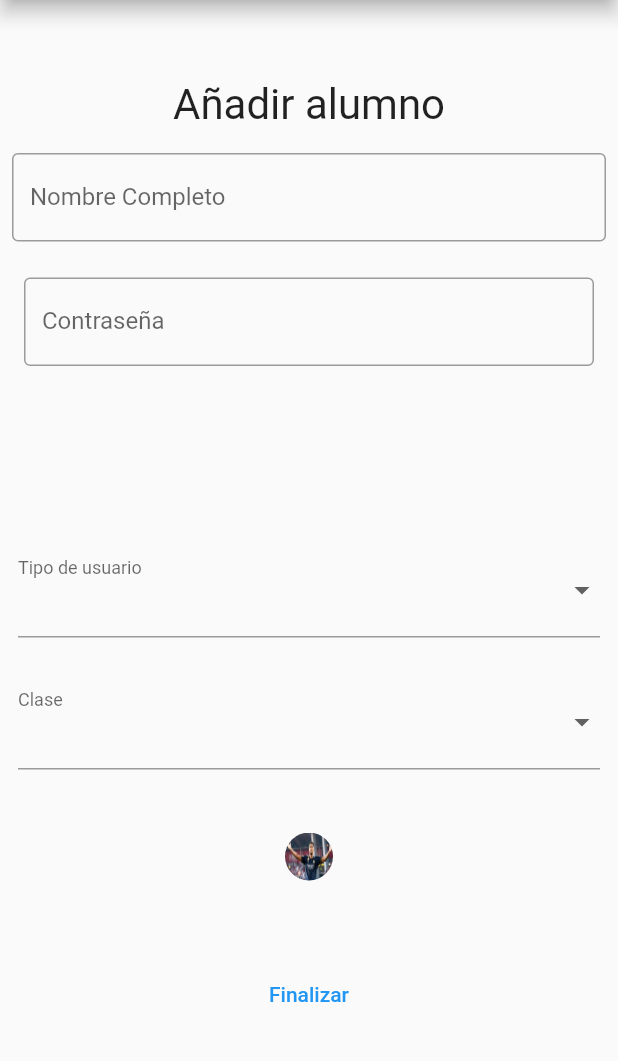
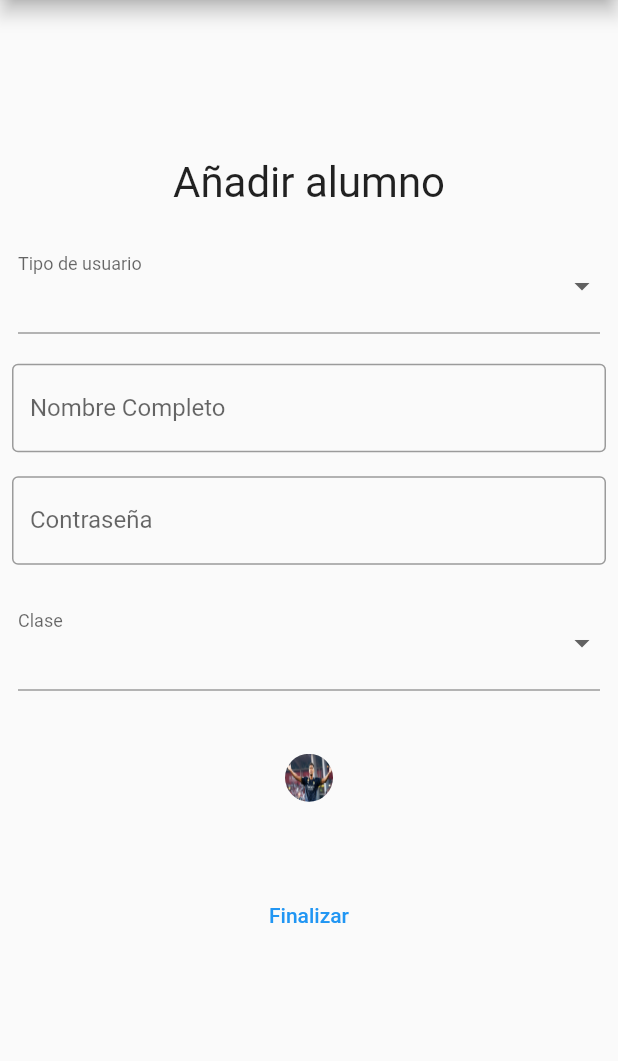
Before and after one commit to Los-Galacticos-de-Montepinar/Appcesible, a Flutter app: the screen it shows after launch, after a tap on "Añadir Alumno", on a phone screen of 412 x 824 dp, the part 105-1166 px from its top. Run offline on Flutter 3.47's test engine with Material 2 defaults, Android fonts, the phone set to English and light mode, and no system bars; our stand-ins replace flutter_screenutil, image_picker, responsive_builder, shared_preferences; missing offline and left inert: pointycastle; network calls fail.

Commit message:
user form connected to server except content type

```diff
--- /dev/null
+++ b/devtools_options.yaml
@@ -0,0 +1 @@
+extensions:
--- a/lib/models/user_model.dart
+++ b/lib/models/user_model.dart
@@ -2,13 +2,13 @@ class UserModel {
   int id;
 
   // Login information
-  final String userName;
-  //final String _passwd;
+  String userName;
+  //String _passwd;
 
   // Profile information
-  final int idProfileImg;
-  final int userType;
-  final int idClass;
+  int idProfileImg;
+  int userType;
+  int idClass;
 
   // Constructor
   UserModel({
--- a/lib/screens/formulario_usuarios.dart
+++ b/lib/screens/formulario_usuarios.dart
@@ -6,46 +6,97 @@ import 'package:appcesible/widgets/local_photo.dart';
 import 'package:appcesible/models/user_model.dart';
 
 /// Esto es una plantilla, para que sea la de añadir alumno, le pasais argumentos vacios, es decir, llamais al constructor
-/// FormularioAlumnos("","","",{},[],,"")
+/// FormularioAlumnos('','','',{},[],,'')
 /// si quereis editar,
-/// FormularioAlumnos("Titulo","Nombre","Contraseña",{mapa con el tipo de contenido},[lista de clases],indice
-/// de la clase a la que pertenece el alumnno,"enlace de la foto del alumno")
+/// FormularioAlumnos('Titulo','Nombre','Contraseña',{mapa con el tipo de contenido},[lista de clases],indice
+/// de la clase a la que pertenece el alumnno,'enlace de la foto del alumno')
 ///
 /// El mapa es basicamente, si tenemos como tipos de contenido audio, texto y pictogramas, y el alumno solo usa el texto,
-/// su mapa será {"Audio":false,"Pictogramas":false,"Texto":true}, el índice es dentro de la lista que le pasamos,
-/// la lista de clases es ["3A","2A","1A"] y el alumno esta en 2A, el indice que pasamos es 1
+/// su mapa será {'Audio':false,'Pictogramas':false,'Texto':true}, el índice es dentro de la lista que le pasamos,
+/// la lista de clases es ['3A','2A','1A'] y el alumno esta en 2A, el indice que pasamos es 1
 
 void main() {
   runApp(
     const MaterialApp(
-      home: FormularioUsuarios("Añadir usuario",-1),
+      home: FormularioUsuarios('Añadir usuario',-1),
     ));
 }
 
 class FormularioUsuarios extends StatefulWidget {
   final String title;
   final int id;
-  const FormularioUsuarios(this.title , this.id,{super.key});
+  const FormularioUsuarios(this.title, this.id,{super.key});
 
   @override
   FormularioAlumnosState createState() => FormularioAlumnosState();
 }
 
 class FormularioAlumnosState extends State<FormularioUsuarios> {
-
-  Map<String,bool> content = {};
-  List<String> classes = [];
-  int classIndex = -1;
-  String choosedTypes = '';
-  List<String> userTypes=[];
-  int userT=-1;
-  bool firstExe=true;
-  bool show=false;
-  bool picto=false;
-  DecorationImage picture=const DecorationImage(image: AssetImage('assets/images/addPicture.png'), fit: BoxFit.fill);
+  Function actionCall = (){};
+  UserModel user = UserModel(
+    id: -1,
+    userName: '',
+    idProfileImg: -1,
+    userType: 0,
+    idClass: 0
+  );
 
   TextEditingController nameController = TextEditingController();
   TextEditingController passwdController = TextEditingController();
+
+  Map<String,bool> content = {'Texto':false,'Audio':false,'Imagenes':false};
+  final List<String> classes = ['','1A','2A','3A'];
+  final List<String> userTypes = ['','Profesor','Estudiante','Administrador'];
+
+  int classIndex = 0;
+  String choosedTypes = '';
+
+  //bool firstExe=true;
+  bool show=false;
+  bool picto=false;
+
+  DecorationImage picture=const DecorationImage(
+    image: AssetImage('assets/images/addPicture.png'),
+    fit: BoxFit.fill
+  );
+
+  @override
+  void initState() {
+    super.initState();
+
+    actionCall = (widget.id == -1) ? createUser : updateUser;
+
+    if (widget.id!=-1) {
+      user.id = widget.id;
+
+      getUserFromId(user.id).then((value) {
+        user = value;
+        updateData(user.userName, {'Texto':false, 'Audio':false, 'Imagenes':false});
+      })
+      .catchError((e) { throw Exception(e); });
+    }
+  }
+
+  void updateData(String uPass, Map<String, bool> contentType) {
+    setState(() {
+      nameController = TextEditingController(text: user.userName);
+      passwdController = TextEditingController(text: uPass);
+
+      content = contentType;
+
+      if (user.idClass!=-1 && classes.contains('')) {
+        classes.remove('');
+      }
+      if(user.userType!=-1 && userTypes.contains('')) {
+        userTypes.remove('');
+      }
+
+      show = userTypes[user.userType]=='Estudiante';
+      content.forEach((key, value) {
+        if(value) choosedTypes+=' $key ';
+      });
+    });
+  }
 
   @override
   void dispose () {
@@ -56,7 +107,7 @@ class FormularioAlumnosState extends State<FormularioUsuarios> {
   }
 
   Widget passwdPic(){
-    Image ejemplo=Image.asset("assets/images/addPicture.png");
+    Image ejemplo=Image.asset('assets/images/addPicture.png');
     return ejemplo;
   }
 
@@ -84,14 +135,14 @@ class FormularioAlumnosState extends State<FormularioUsuarios> {
               });
             },
           ),
-        const Text("Contraseña con pictogramas")
+        const Text('Contraseña con pictogramas')
       ],
     );
   }
 
   Widget contentW(BuildContext context){
     return Column(
-      children: [ Padding(
+      children: [Padding(
           padding: const EdgeInsets.all(12),
           child: Text('Seleccionados: $choosedTypes'),
         ),
@@ -124,66 +175,17 @@ class FormularioAlumnosState extends State<FormularioUsuarios> {
           ),
         ),
       ],
-      )
-    ;
+    );
   }
 
   @override
   Widget build(BuildContext context){
-    final screenHeight = MediaQuery.of(context).size.height;
+    Image defaultImage=Image.asset('assets/images/addPicture.png');
+    //Map<String,bool> content;
 
-    const heightPercentage = 0.12;
-    final heightTitle = screenHeight * heightPercentage;
-
-    Function upload;
-    int id=widget.id;
-    UserModel user=UserModel(id: id, userName: "", idProfileImg: -1, userType: -1, idClass: -1);
-
-    Image defaultImage=Image.asset("assets/images/addPicture.png");
-
-    if(id==-1){
-      upload=createUser;
-    }else{
-      upload=updateUser;
-
-      getUserFromId(id).then((value) => {user = value})
-      .catchError((e)=>{throw Exception(e)});
-    }
-
-    Map<String,bool> content;
-
-    if(firstExe){
-
-      nameController = TextEditingController(text: user.userName);
-
-      passwdController = TextEditingController(text: "");
-
-      content={"Texto":false,"Audio":false,"Imagenes":false};
-
-      classIndex=user.idClass;
-      if(classIndex==-1){
-        classes.add('');
-        classes.addAll(["1A","2A","3A"]);
-        classIndex=0;
-        upload=createUser;
-      }else{
-        classes=["1A","2A","3A"];
-        upload=updateUser;
-      }
-
-      userT=user.userType;
-      if(userT==-1){
-        userT=0;
-        userTypes.add("");
-      }
-      userTypes.addAll(["Profesor","Estudiante","Administrador"]);
-
-      show=userTypes[userT]=="Estudiante";
-
-      content.forEach((key, value) {if(value) choosedTypes+=' $key ';});
-
-      firstExe=false;
-    }
+    //if(firstExe) {
+    //  updateData(user.userName, '', user.userType, user.idClass);
+    //}
 
     return MaterialApp(
       home: Scaffold(
@@ -197,8 +199,35 @@ class FormularioAlumnosState extends State<FormularioUsuarios> {
                     padding: const EdgeInsets.all(8),
                     child: Text(
                       widget.title,
-                      textScaleFactor: 2,
+                      textScaler: const TextScaler.linear(2.0),
                     )
+                  ),
+                  Padding(
+                    padding: const EdgeInsets.all(12),
+                    child: DropdownButtonFormField(
+                      items: userTypes.map((e) =>
+                        DropdownMenuItem(
+                          value: e,
+                          child: Text(e)
+                        )
+                      ).toList(),
+                      onChanged: (value) {
+                        if (value != null && value != '') {
+                          user.userType = userTypes.indexOf(value);
+                          if (userTypes.contains('')) {
+                            userTypes.remove('');
+                            user.userType--;
+                          }
+
+                          show = user.userType==userTypes.indexOf('Estudiante');
+                          setState(() {});
+                        }
+                      },
+                      value: userTypes[user.userType],
+                      decoration: const InputDecoration(
+                        labelText: 'Tipo de usuario'
+                      ),
+                    ),
                   ),
                   Padding(
                     padding: const EdgeInsets.all(8),
@@ -210,53 +239,9 @@ class FormularioAlumnosState extends State<FormularioUsuarios> {
                       ),
                     )
                   ),
-
-                  Container(
-                    height: 180,
-                    padding: EdgeInsets.all(8),
-                    child: Column(
-                      children: [
-                        (!picto || userTypes[userT]!="Estudiante") ? passwdText():Container()
-                        ,
-                        (picto && userTypes[userT]=="Estudiante") ? passwdPic():Container()
-                      ],
-                    ),
-                  ),
-
-                  show ? Container(child: pictoCheckWid()):SizedBox.shrink()
-                  ,
-                  Padding(
-                    padding: const EdgeInsets.all(12),
-                    child: DropdownButtonFormField(
-                      items: userTypes.map((e) =>
-                        DropdownMenuItem(
-                          value: e,
-                          child: Text(e)
-                        )
-                      ).toList(),
-                      onChanged: (value) => {
-                        if (value != null && value!='') {
-                          userT = userTypes.indexOf(value),
-                          if(userTypes.contains('')){
-                            userTypes.remove(''),
-                            userT--,
-                            setState(()=>{}),
-                            },
-                          if(userT==userTypes.indexOf("Estudiante"))
-                            show=true
-                          else
-                            show=false
-                          ,setState(() => {}),
-                        }
-                      },
-                      value: userTypes[userT],
-                      decoration: const InputDecoration(
-                        labelText: 'Tipo de usuario'
-                      ),
-                    ),
-                  ),
-                  show ? Container(child: contentW(context)):SizedBox.shrink()
-                  ,
+                  (picto && userTypes[user.userType]=='Estudiante') ? passwdPic() : passwdText(),
+                  show ? Container(child: pictoCheckWid()):const SizedBox.shrink(),
+                  show ? Container(child: contentW(context)):const SizedBox.shrink(),
                   Padding(
                     padding: const EdgeInsets.all(12),
                     child: DropdownButtonFormField(
@@ -266,14 +251,15 @@ class FormularioAlumnosState extends State<FormularioUsuarios> {
                           child: Text(e)
                         )
                       ).toList(),
-                      onChanged: (value) => {
-                        if (value != null && value!='') {
-                          classIndex = classes.indexOf(value),
-                          if(classes.contains('')){
-                            classes.remove(''),
-                            classIndex--,
-                            setState(()=>{})
+                      onChanged: (value) {
+                        if (value != null && value != '') {
+                          classIndex = classes.indexOf(value);
+                          if(classes.contains('')) {
+                            classes.remove('');
+                            classIndex--;
                           }
+
+                          setState(() {});
                         }
                       },
                       value: classes[classIndex],
@@ -282,40 +268,50 @@ class FormularioAlumnosState extends State<FormularioUsuarios> {
                       ),
                     ),
                   ),
-                  Padding(
-                    padding: const EdgeInsets.all(22),
+                  const Padding(
+                    padding: EdgeInsets.all(22),
                     child: UploadPicture()
                     ),
                   Padding(
                   padding: const EdgeInsets.all(22),
                   child: TextButton(
-                      onPressed: ()=>{
-                        if(nameController.value.text.isEmpty)
-                          dialogBuilder(context,"Rellene el campo nombre")
-                        else if(passwdController.value.text.isEmpty)
-                          dialogBuilder(context,"Rellene el campo contraseña")
-                        else if(userTypes[userT]=="")
-                          dialogBuilder(context,"Rellene el campo tipo usuario")
-                        else if((choosedTypes.isEmpty && userTypes[userT]=="Estudiante"))
-                          dialogBuilder(context,"Rellene el campo contenidos")
-                        else if(classes[classIndex]=='')
-                          dialogBuilder(context,"Rellene el campo clase")
-                        else if(UploadPicture.of(context)!=null){
-                            if(defaultImage==UploadPicture.of(context).photo)
-                              dialogBuilder(context,"Rellene el campo foto")
-                            else{
-                              upload(
-                                UserModel(id: id,
-                                          userName: nameController.value.text,
-                                          idProfileImg: 0,
-                                          userType: userT,
-                                          idClass: classIndex),
-                                          passwdController.value.text)
+                      onPressed: () {
+                        int cont = 0;
+                        String msg = '';
+                        if (nameController.value.text.isEmpty) {
+                          cont++;
+                          msg = 'Rellene el campo nombre';
                         }
-                        }else
-                           dialogBuilder(context,"Rellene el campo foto")
+                        if (passwdController.value.text.isEmpty) {
+                          cont++;
+                          msg = 'Rellene el campo contraseña';
+                        }
+                        if (userTypes[user.userType]=='') {
+                          cont++;
+                          msg = 'Rellene el campo tipo usuario';
+                        }
+                        if ((choosedTypes.isEmpty && userTypes[user.userType]=='Estudiante')) {
+                          cont++;
+                          msg = 'Rellene el campo contenidos';
+                        }
+                        if (classes[classIndex]=='') {
+                          cont++;
+                          msg = 'Rellene el campo clase';
+                        }
+                        if (UploadPicture.of(context)!=null && defaultImage==UploadPicture.of(context)?.photo) {
+                            cont++;
+                            msg = 'Rellene el campo foto';
+                        }
+
+                        if (cont > 0) {
+                          if (cont > 1) msg = 'Faltan campos por rellenar';
+                          dialogBuilder(context, msg);
+                        }
+                        else {
+                          actionCall(user, passwdController.value.text);
+                        }
                       },
-                      child: const Text("Finalizar")
+                      child: const Text('Finalizar')
                     )
                   )
                 ],
--- a/lib/widgets/local_photo.dart
+++ b/lib/widgets/local_photo.dart
@@ -10,7 +10,7 @@ class UploadPicture extends StatefulWidget{
   UploadPictureState createState() => UploadPictureState();
 
   static UploadPictureState? of(BuildContext context) {
-    return context.findAncestorStateOfType<UploadPictureState>().;
+    return context.findAncestorStateOfType<UploadPictureState>();
   }
 }
 
--- a/lib/widgets/top_menu.dart
+++ b/lib/widgets/top_menu.dart
@@ -1,3 +1,4 @@
+import 'package:appcesible/screens/home_teacher.dart';
 import 'package:flutter/material.dart';
 
 import 'package:appcesible/command/session_command.dart';
@@ -42,6 +43,11 @@ class TopMenu extends StatelessWidget implements PreferredSizeWidget {
         ),
         onPressed: () {
           userLogout();
+
+          Navigator.of(context)
+            .push(MaterialPageRoute(builder: (BuildContext context) {
+              return const TeacherHome();
+          }));
         },
       ),
       // ! Se utiliza para poner texto a la derecha del titulo
```
Also changed, not shown: lib/screens/home_teacher.dart (+7 -6 lines), lib/services/encrypt_service.dart (+12 -12 lines), lib/services/user_service.dart (+7 -3 lines). Lines whose indentation alone changed are shown as unchanged.
